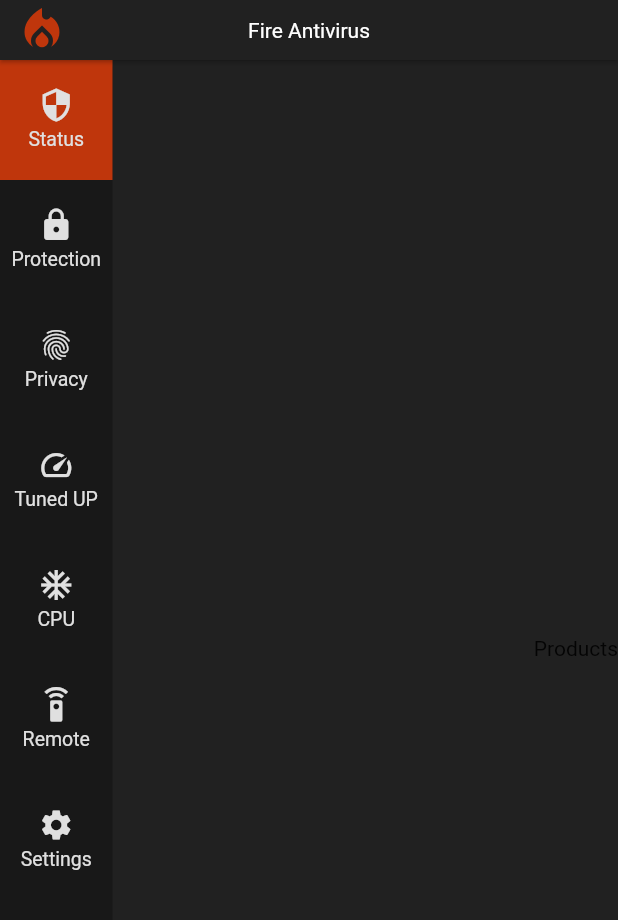
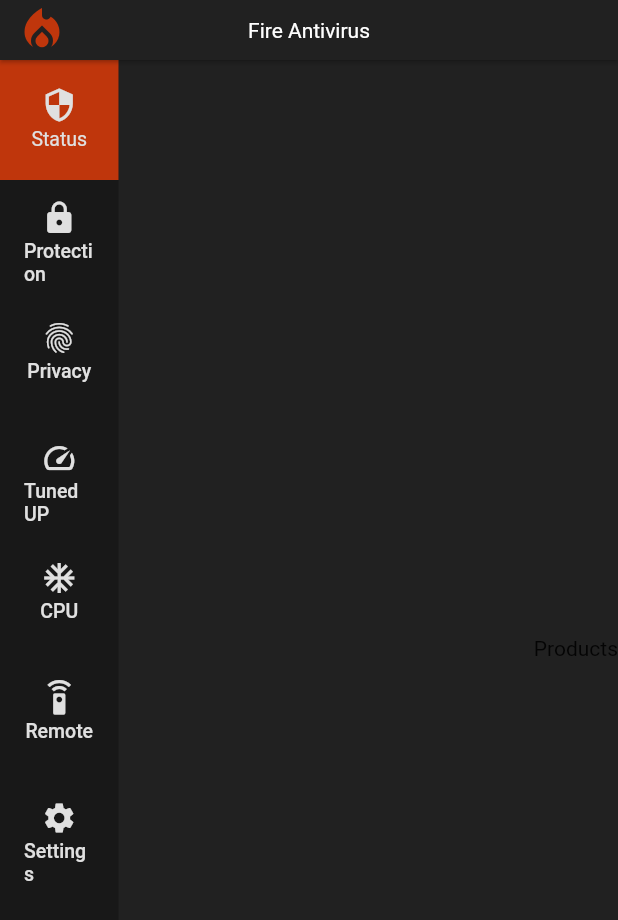
Before and after one commit to jeremiasramirez/flutter_antivirus, a Flutter app: the screen it shows after launch, on a phone screen of 412 x 824 dp. Shown: the top 920 px of the screen. Run offline on Flutter 3.47's test engine with Material 2 defaults, Android fonts, the phone set to English and light mode, and no system bars; our stand-ins replace animate_do; Roboto replaces fonts that are missing (ubuntu).

Commit message:
haciendo elementos de menu clickeables

```diff
--- a/lib/widgets/home/item.menu.dart
+++ b/lib/widgets/home/item.menu.dart
@@ -8,32 +8,36 @@
   ItemsMenu(this.icon, this.text);
   Widget build(context) {
     return Container(
-        padding: EdgeInsets.only(top: 18, bottom: 4),
-        margin: EdgeInsets.only(top: 0, bottom: 0),
+        padding: EdgeInsets.only(top: 0, bottom: 8),
+        // margin: EdgeInsets.only(top: 0, bottom: 0),
         alignment: Alignment.center,
-        width: 100,
+        width: 105,
         height: 80,
         decoration: BoxDecoration(
             // color: Color.fromRGBO(200, 180, 0, .8),
             ),
-        child: Column(children: [
-          Icon(this.icon, color: Colors.grey[300]),
-          Separated(0, 3),
-          this.fontHome(this.text)
-        ]));
+        child: FlatButton(
+            minWidth: 100,
+            onPressed: () {},
+            child: Column(children: [
+              Separated(0, 13),
+              Icon(this.icon, color: Colors.grey[300]),
+              Separated(0, 3),
+              this.fontHome(this.text)
+            ])));
   }
 
   Widget selected() {
     return Container(
-        padding: EdgeInsets.only(top: 18, bottom: 4),
+        padding: EdgeInsets.only(top: 18, bottom: 8),
         margin: EdgeInsets.only(top: 0, bottom: 0),
         alignment: Alignment.center,
-        width: 100,
+        width: 105,
         height: 80,
         decoration: BoxDecoration(color: Colors.deepOrange[900]),
         child: Column(children: [
           Icon(this.icon, color: Colors.grey[300]),
-          Separated(0, 3.5),
+          Separated(0, 3),
           this.fontHome(this.text)
         ]));
   }
--- a/lib/widgets/home/menu.home.dart
+++ b/lib/widgets/home/menu.home.dart
@@ -9,7 +9,7 @@
 class MenuHomeState extends State<MenuHome> {
   Widget build(context) {
     return Container(
-        width: 75,
+        width: 79,
         decoration: this.decorate(),
         child: ListView(
           physics: ScrollPhysics(),
```
